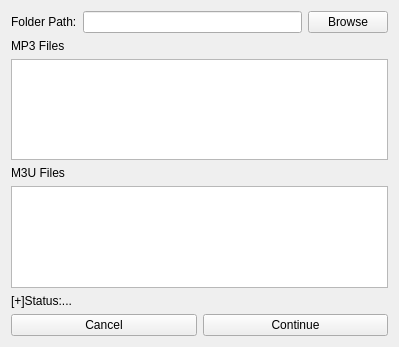
This is Generador_Listas_M3U/mp3organizer.ui in Exequiel25/Generador_Listas_M3U as Qt 5 draws it before an edit. The edited form follows.
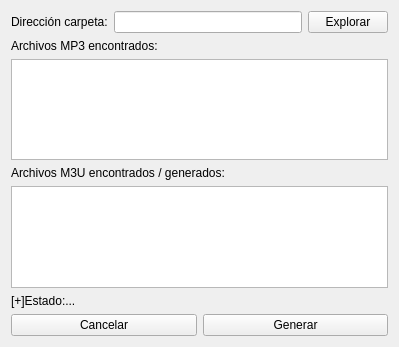
This is the edited form.

Patch:
```diff
--- a/Generador_Listas_M3U/mp3organizer.ui
+++ b/Generador_Listas_M3U/mp3organizer.ui
@@ -19,7 +19,7 @@
      <item>
       <widget class="QLabel" name="label">
        <property name="text">
-        <string>Folder Path:</string>
+        <string>Dirección carpeta:</string>
        </property>
       </widget>
      </item>
@@ -33,7 +33,7 @@
      <item>
       <widget class="QPushButton" name="browseButton">
        <property name="text">
-        <string>Browse</string>
+        <string>Explorar</string>
        </property>
       </widget>
      </item>
@@ -44,7 +44,7 @@
      <item>
       <widget class="QLabel" name="label_2">
        <property name="text">
-        <string>MP3 Files</string>
+        <string>Archivos MP3 encontrados:</string>
        </property>
       </widget>
      </item>
@@ -54,7 +54,7 @@
      <item>
       <widget class="QLabel" name="label_3">
        <property name="text">
-        <string>M3U Files</string>
+        <string>Archivos M3U encontrados / generados:</string>
        </property>
       </widget>
      </item>
@@ -66,7 +66,7 @@
    <item>
     <widget class="QLabel" name="lblResult">
      <property name="text">
-      <string>[+]Status:...</string>
+      <string>[+]Estado:...</string>
      </property>
     </widget>
    </item>
@@ -75,14 +75,14 @@
      <item>
       <widget class="QPushButton" name="cancelButton">
        <property name="text">
-        <string>Cancel</string>
+        <string>Cancelar</string>
        </property>
       </widget>
      </item>
      <item>
       <widget class="QPushButton" name="continueButton">
        <property name="text">
-        <string>Continue</string>
+        <string>Generar</string>
        </property>
       </widget>
      </item>
```
